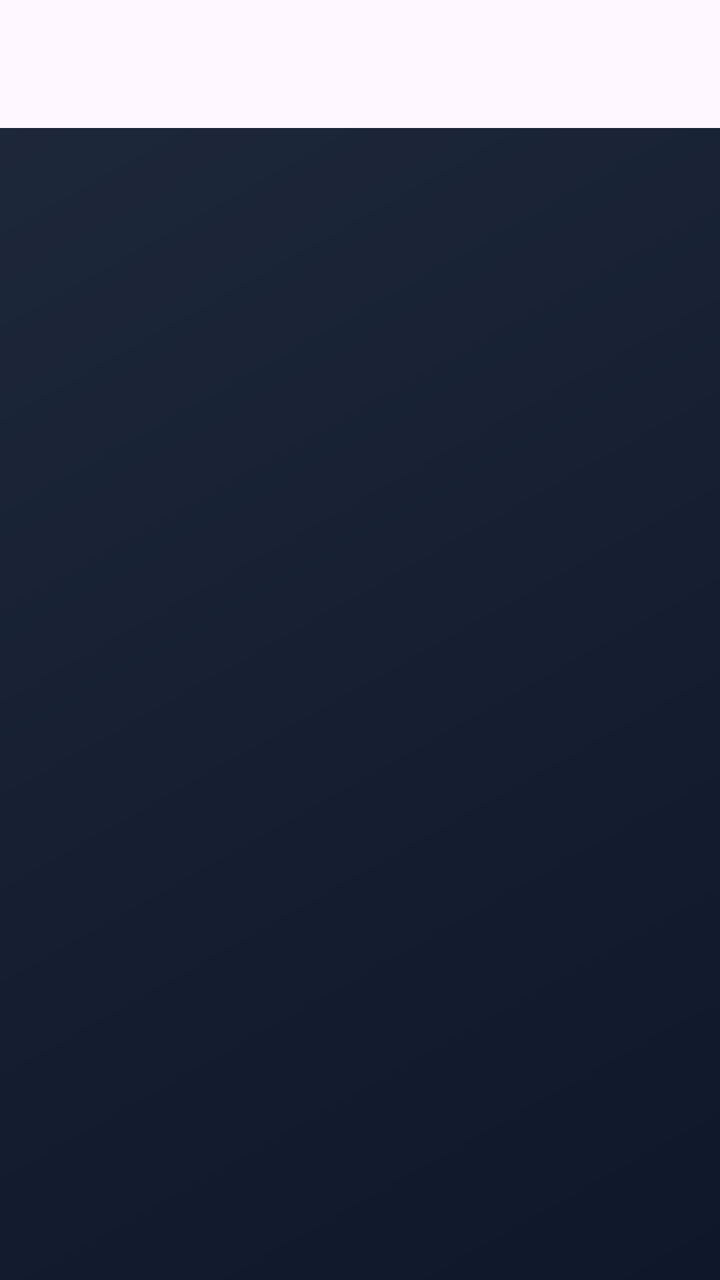
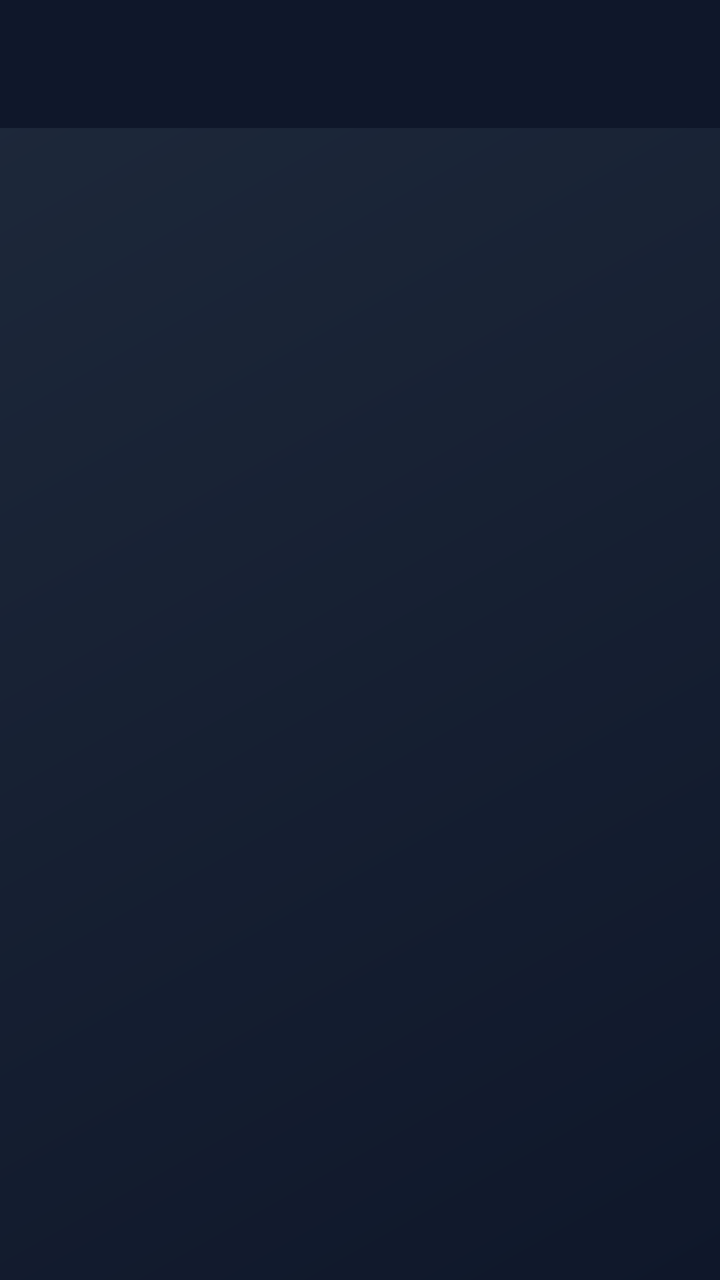

An Android layout rendered at two revisions. The XML below is the earlier revision; the diff shows what the commit changed to produce the second picture.
<!-- AndroidManifest.xml: application theme Theme.MovieMatch -->
<!-- res/layout/activity_main.xml -->
<?xml version="1.0" encoding="utf-8"?>
<androidx.drawerlayout.widget.DrawerLayout xmlns:android="http://schemas.android.com/apk/res/android"
    xmlns:app="http://schemas.android.com/apk/res-auto"
    xmlns:tools="http://schemas.android.com/tools"
    android:id="@+id/drawerLayout"
    android:layout_width="match_parent"
    android:layout_height="match_parent"
    android:fitsSystemWindows="true"
    tools:context=".ActividadPrincipal">

    <androidx.coordinatorlayout.widget.CoordinatorLayout
        android:id="@+id/rootMain"
        android:layout_width="match_parent"
        android:layout_height="match_parent"
        android:background="@drawable/bg_app_gradient">

        <com.google.android.material.appbar.AppBarLayout
            android:layout_width="match_parent"
            android:layout_height="wrap_content"
            android:fitsSystemWindows="true">

            <com.google.android.material.appbar.MaterialToolbar
                android:id="@+id/topAppBar"
                android:layout_width="match_parent"
                android:layout_height="?attr/actionBarSize"
                android:background="@android:color/transparent"
                android:elevation="0dp"
                android:paddingStart="8dp"
                android:paddingEnd="8dp"
                android:visibility="visible"
                app:navigationIconTint="@color/text_primary"
                app:title=""
                app:titleCentered="true"
                app:titleTextColor="@color/text_primary" />
        </com.google.android.material.appbar.AppBarLayout>

        <FrameLayout
            android:id="@+id/fragmentContainer"
            android:layout_width="match_parent"
            android:layout_height="match_parent"
            app:layout_behavior="@string/appbar_scrolling_view_behavior" />

    </androidx.coordinatorlayout.widget.CoordinatorLayout>

    <com.google.android.material.navigation.NavigationView
        android:id="@+id/navigationView"
        android:layout_width="wrap_content"
        android:layout_height="match_parent"
        android:layout_gravity="start"
        android:background="@color/bg_main_start"
        android:fitsSystemWindows="true"
        app:headerLayout="@layout/nav_header_main"
        app:itemIconTint="@color/nav_item_icon"
        app:itemTextColor="@color/nav_item_text"
        app:itemBackground="@drawable/bg_nav_item"
        app:menu="@menu/menu_navigation" />

</androidx.drawerlayout.widget.DrawerLayout>
<!-- res/layout/nav_header_main.xml (included above) -->
<?xml version="1.0" encoding="utf-8"?>
<LinearLayout xmlns:android="http://schemas.android.com/apk/res/android"
    android:layout_width="match_parent"
    android:layout_height="160dp"
    android:background="@drawable/bg_app_gradient"
    android:gravity="bottom"
    android:orientation="vertical"
    android:padding="16dp">

    <TextView
        android:layout_width="wrap_content"
        android:layout_height="wrap_content"
        android:text="@string/app_name"
        android:textAppearance="@style/TextAppearance.MaterialComponents.Headline6"
        android:textColor="@color/text_primary"
        android:textStyle="bold" />

    <TextView
        android:layout_width="wrap_content"
        android:layout_height="wrap_content"
        android:layout_marginTop="4dp"
        android:text="@string/nav_subtitle"
        android:textColor="@color/text_secondary" />

</LinearLayout>
<!-- resources referenced by this layout -->
<resources>
  <color name="bg_main_start">#0F172A</color>
  <color name="text_primary">#F8FAFC</color>
  <color name="text_secondary">#CBD5F5</color>
  <!-- drawable bg_app_gradient (drawable) -->
  <shape xmlns:android="http://schemas.android.com/apk/res/android"
      android:shape="rectangle">
      <gradient
          android:type="linear"
          android:startColor="@color/bg_main_start"
          android:endColor="@color/bg_main_end"
          android:angle="135" />
  </shape>
  <!-- drawable bg_nav_item (drawable) -->
  <?xml version="1.0" encoding="utf-8"?>
  <selector xmlns:android="http://schemas.android.com/apk/res/android">
      <item android:state_checked="true">
          <shape android:shape="rectangle">
              <solid android:color="#243A86FF" />
              <corners android:radius="12dp" />
          </shape>
      </item>
      <item>
          <shape android:shape="rectangle">
              <solid android:color="@android:color/transparent" />
          </shape>
      </item>
  </selector>
  <string name="app_name">GameStreak</string>
  <string name="nav_subtitle">Encuentra el juego perfecto</string>
  <style name="Theme.MovieMatch" parent="Base.Theme.MovieMatch" />
  <color name="bg_main_end">#1E293B</color>
  <style name="Base.Theme.MovieMatch" parent="Theme.Material3.DayNight.NoActionBar">
          
          
          <item name="android:statusBarColor">@color/bg_main_start</item>
          <item name="android:windowLightStatusBar">false</item>
      </style>
</resources>

<!-- the commit's change to res/layout/activity_main.xml (unified diff, before → after) -->
@@ -17,13 +17,14 @@
         <com.google.android.material.appbar.AppBarLayout
             android:layout_width="match_parent"
             android:layout_height="wrap_content"
+            android:background="@color/bg_main_start"
             android:fitsSystemWindows="true">
 
             <com.google.android.material.appbar.MaterialToolbar
                 android:id="@+id/topAppBar"
                 android:layout_width="match_parent"
                 android:layout_height="?attr/actionBarSize"
-                android:background="@android:color/transparent"
+                android:background="@color/bg_main_start"
                 android:elevation="0dp"
                 android:paddingStart="8dp"
                 android:paddingEnd="8dp"
